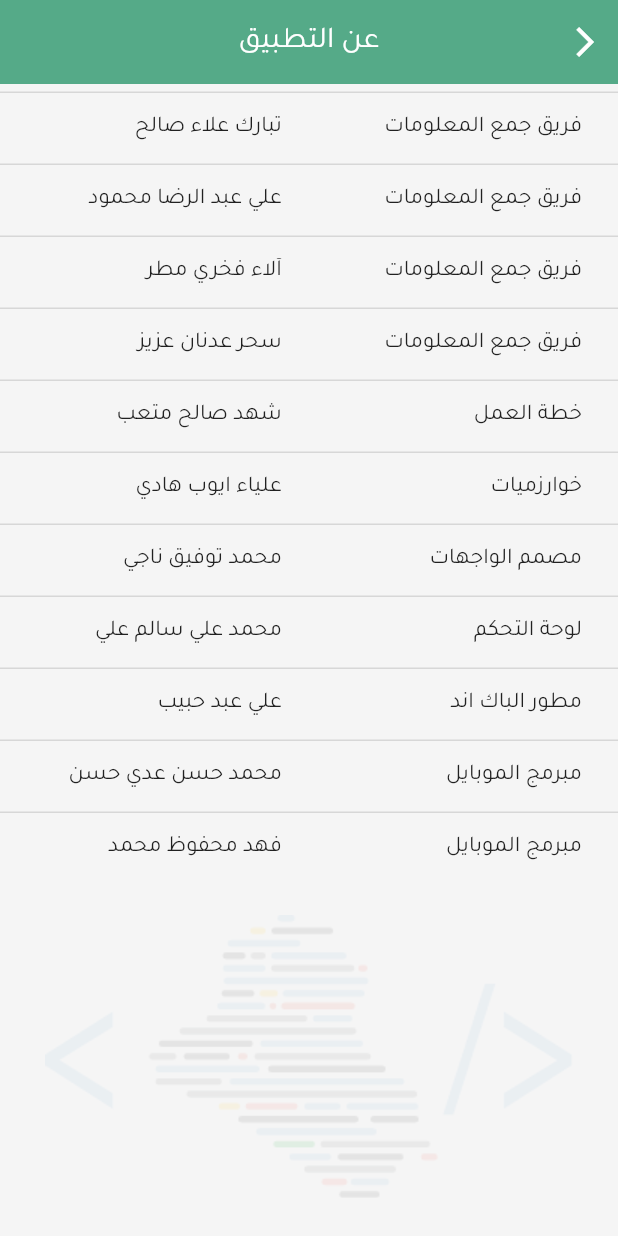
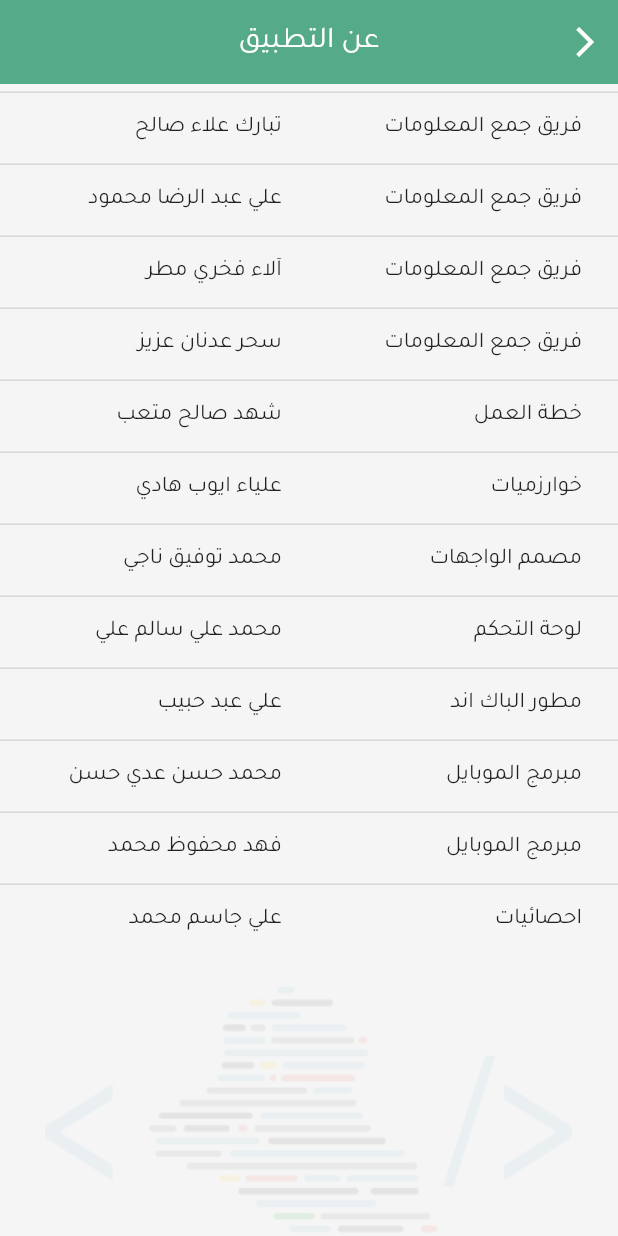
Before and after one commit to MuhmdHsn313/IQ-Home, a Flutter app: the AboutAppScreen screen opened directly, scrolled down 429 dp, on a phone screen of 412 x 824 dp. Run offline on Flutter 3.47's test engine with Material 2 defaults, Android fonts, the phone set to English and light mode, and no system bars; our stand-ins replace bloc, cached_network_image, data_connection_checker, equatable, fl_chart, flutter_bloc and 9 more; missing offline and left inert: achievement_view, adhara_socket_io, date_time_format, rate_my_app, workmanager; accounts and stored records are empty.

Commit message:
add ali jassem to about

```diff
--- a/lib/src/screens/about_app.dart
+++ b/lib/src/screens/about_app.dart
@@ -47,7 +47,6 @@ class AboutAppScreen extends StatelessWidget {
             ),
           ),
           DataTable(
-
             columns: [
               DataColumn(
                 label: Text(
@@ -65,11 +64,11 @@ class AboutAppScreen extends StatelessWidget {
             rows: [
               DataRow(
                 cells: [
-                  DataCell(
-                    Text(
+                  DataCell(Text(
                     'مدير مشروع',
-
-                    style: TextStyle(fontFamily: 'Tajawal',),
+                    style: TextStyle(
+                      fontFamily: 'Tajawal',
+                    ),
                   )),
                   DataCell(Text(
                     'محمد منتظر جلال حسين',
@@ -209,6 +208,18 @@ class AboutAppScreen extends StatelessWidget {
                   )),
                 ],
               ),
+              DataRow(
+                cells: [
+                  DataCell(Text(
+                    'احصائيات',
+                    style: TextStyle(fontFamily: 'Tajawal'),
+                  )),
+                  DataCell(Text(
+                    'علي جاسم محمد',
+                    style: TextStyle(fontFamily: 'Tajawal'),
+                  )),
+                ],
+              ),
             ],
           ),
           Padding(
```
